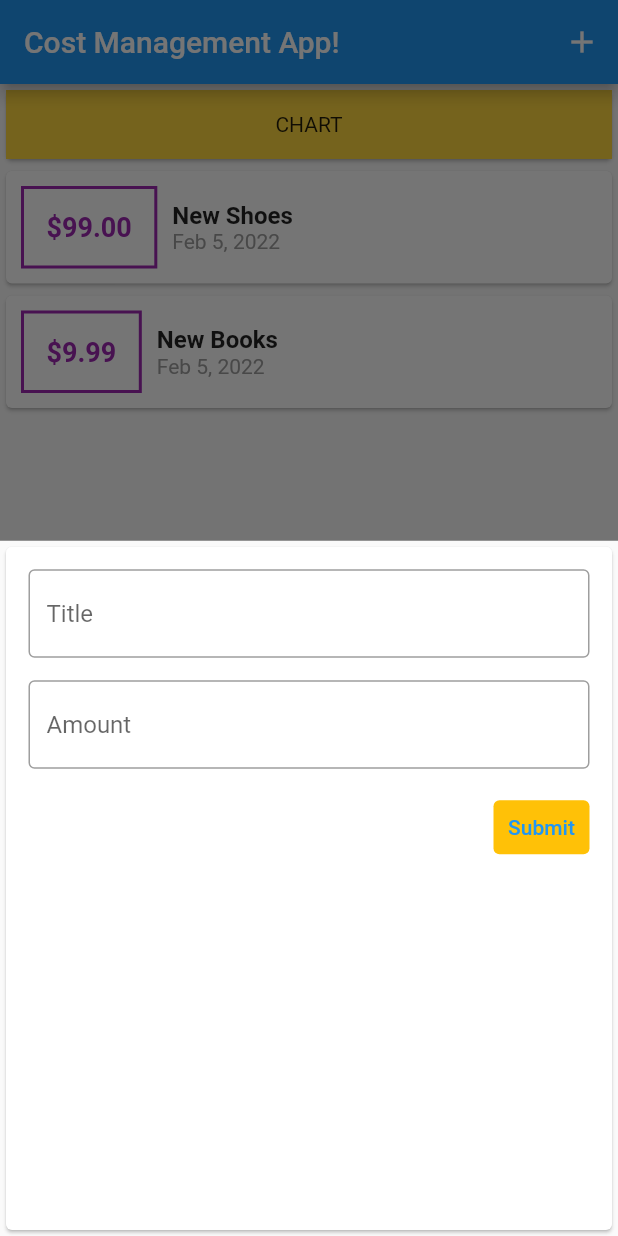
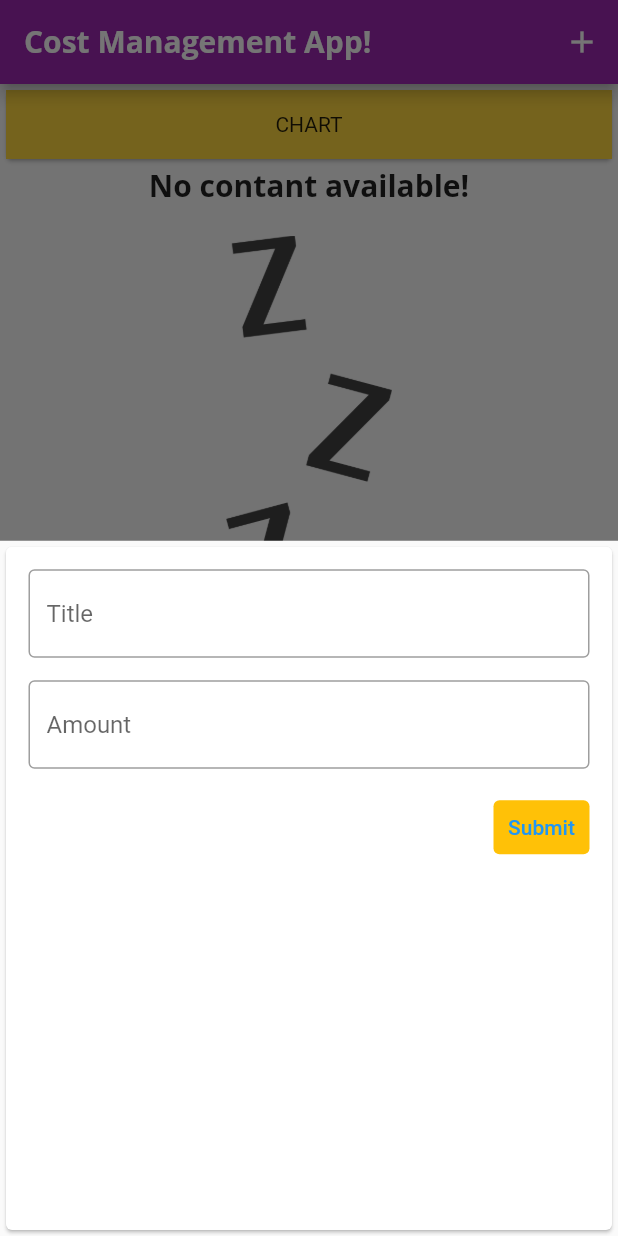
Before and after one commit to Shofiul735/CostManagementFlutter, a Flutter app: the screen it shows after launch, after a tap on the "add" icon, on a phone screen of 412 x 824 dp. Run offline on Flutter 3.47's test engine with Material 2 defaults, Android fonts, the phone set to English and light mode, and no system bars.

Commit message:
Picture and fonts added

```diff
--- a/cost_management/lib/main.dart
+++ b/cost_management/lib/main.dart
@@ -11,6 +11,24 @@
   Widget build(BuildContext context) {
     return MaterialApp(
       title: 'Flutter App',
+      theme: ThemeData(
+        primarySwatch: Colors.purple,
+        fontFamily: 'Quicksand',
+        textTheme: Theme.of(context).textTheme.copyWith(
+              headline6: const TextStyle(
+                fontFamily: 'OpenSans',
+                fontWeight: FontWeight.bold,
+                fontSize: 20,
+              ),
+            ),
+        appBarTheme: const AppBarTheme(
+          titleTextStyle: TextStyle(
+            fontFamily: 'OpenSans',
+            fontWeight: FontWeight.bold,
+            fontSize: 20,
+          ),
+        ),
+      ),
       home: MyHomePage(),
     );
   }
@@ -26,13 +44,13 @@
 class _MyApp extends State<MyHomePage> {
   // String? title, amount;
 
-  List<Transaction> transactions = [
-    Transaction(
-        id: "t1", title: "New Shoes", amount: 99.00, date: DateTime.now()),
-    Transaction(
-        id: "t2", title: "New Books", amount: 9.99, date: DateTime.now())
-  ];
-
+  // List<Transaction> transactions = [
+  //   Transaction(
+  //       id: "t1", title: "New Shoes", amount: 99.00, date: DateTime.now()),
+  //   Transaction(
+  //       id: "t2", title: "New Books", amount: 9.99, date: DateTime.now())
+  // ];
+  List<Transaction> transactions = [];
   void addTransaction(String titleText, double amountTxt) {
     var tx = Transaction(
         id: DateTime.now().toString(),
@@ -47,7 +65,7 @@
   void showAddTransaction(BuildContext ctx) {
     showModalBottomSheet(
         context: ctx,
-        builder: (_) {
+        builder: (bCtx) {
           return NewTransaction(addTransaction);
         });
   }
--- a/cost_management/lib/widgets/transaction_card.dart
+++ b/cost_management/lib/widgets/transaction_card.dart
@@ -10,7 +10,26 @@ class TransactionCard extends StatelessWidget {
   Widget build(BuildContext context) {
     return Container(
       height: 350,
-      child: ListView.builder(
+      child: transactions.isEmpty
+          ? Column(
+              children: [
+                Text(
+                  'No contant available!',
+                  style: Theme.of(context).textTheme.headline6,
+                ),
+                const SizedBox(
+                  height: 20,
+                ),
+                Container(
+                  height: 250,
+                  child: Image.asset(
+                    'assets/images/waiting.png',
+                    fit: BoxFit.cover,
+                  ),
+                ),
+              ],
+            )
+          : ListView.builder(
               scrollDirection: Axis.vertical,
               itemCount: transactions.length,
               itemBuilder: (context, index) {
@@ -22,27 +41,26 @@ class TransactionCard extends StatelessWidget {
                       padding: const EdgeInsets.all(15),
                       decoration: BoxDecoration(
                         border: Border.all(
-                      color: Colors.purple,
+                            color: Theme.of(context).primaryColor,
                             width: 2.0,
                             style: BorderStyle.solid),
                       ),
                       child: Text(
                         '\$${transactions[index].amount.toStringAsFixed(2)}',
                         textAlign: TextAlign.start,
-                  style: const TextStyle(
-                    color: Colors.purple,
+                        style: TextStyle(
+                          color: Theme.of(context).primaryColor,
                           fontWeight: FontWeight.bold,
                           fontSize: 18,
                         ),
                       ),
                     ),
-              Column(crossAxisAlignment: CrossAxisAlignment.start, children: [
+                    Column(
+                        crossAxisAlignment: CrossAxisAlignment.start,
+                        children: [
                           Text(
                             transactions[index].title,
-                  style: const TextStyle(
-                    fontWeight: FontWeight.bold,
-                    fontSize: 16,
-                  ),
+                            style: Theme.of(context).textTheme.headline6,
                           ),
                           Text(
                             DateFormat.yMMMd().format(transactions[index].date),
```
Also changed, not shown: cost_management/pubspec.yaml (+19 -1 lines), cost_management/assets/fonts/OpenSans-Bold.ttf (added), cost_management/assets/fonts/OpenSans-Regular.ttf (added), cost_management/assets/fonts/Quicksand-Bold.ttf (added), cost_management/assets/fonts/Quicksand-Light.ttf (added), cost_management/assets/fonts/Quicksand-Medium.ttf (added), cost_management/assets/fonts/Quicksand-Regular.ttf (added), cost_management/assets/images/waiting.png (added). Lines whose indentation alone changed are shown as unchanged.
